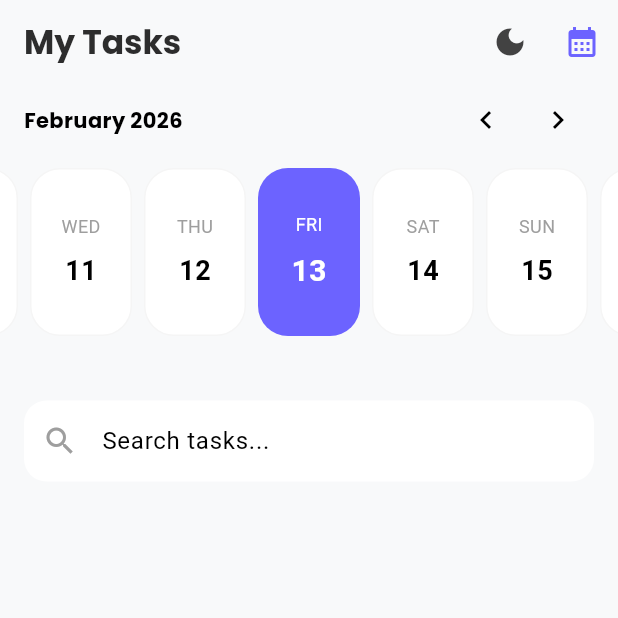
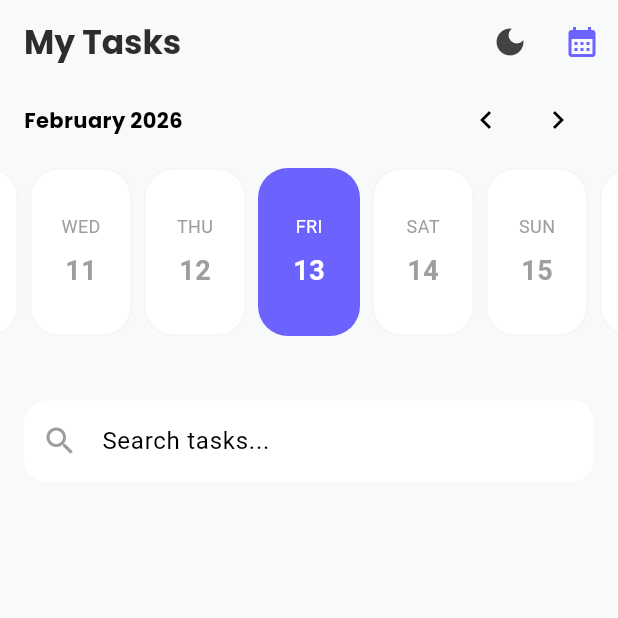
Before and after one commit to Hitarth04/to-do-x, a Flutter app: the screen it shows after launch, on a phone screen of 412 x 824 dp, the top half of it. Run offline on Flutter 3.47's test engine with Material 3 defaults, Android fonts, the phone set to English and light mode, and no system bars; drawn by our look-alikes of easy_date_timeline; our stand-ins replace awesome_notifications, confetti, get, get_storage, google_fonts.

Commit message:
`Added dynamic color for Today's text in EasyDayProps`

```diff
--- a/lib/screens/home/home_screen.dart
+++ b/lib/screens/home/home_screen.dart
@@ -323,8 +323,13 @@ class HomeScreen extends StatelessWidget {
     BuildContext context,
   ) {
     final isDark = Theme.of(context).brightness == Brightness.dark;
+
+    // Define colors for inactive days
     final inactiveBg = Theme.of(context).cardColor;
     final inactiveText = isDark ? Colors.white : Colors.grey;
+    final todayText = isDark
+        ? Colors.white
+        : Colors.black; // Fix for Today's text
 
     return Column(
       children: [
@@ -370,12 +375,45 @@ class HomeScreen extends StatelessWidget {
             showTimelineHeader: false,
             dayProps: EasyDayProps(
               dayStructure: DayStructure.dayStrDayNum,
+
+              // 1. Selected Day (Purple Background)
               activeDayStyle: DayStyle(
                 decoration: BoxDecoration(
                   color: AppColors.primary,
                   borderRadius: BorderRadius.circular(20),
                 ),
+                dayNumStyle: const TextStyle(
+                  color: Colors.white,
+                  fontWeight: FontWeight.bold,
+                  fontSize: 18,
+                ),
+                dayStrStyle: const TextStyle(color: Colors.white, fontSize: 12),
               ),
+
+              // 2. Today (When NOT selected) - THIS WAS THE ISSUE
+              todayStyle: DayStyle(
+                decoration: BoxDecoration(
+                  color: inactiveBg,
+                  borderRadius: BorderRadius.circular(20),
+                  border: Border.all(
+                    color: AppColors.primary.withOpacity(
+                      0.5,
+                    ), // Subtle purple border for Today
+                    width: 2,
+                  ),
+                ),
+                dayNumStyle: TextStyle(
+                  color: todayText, // Dynamic Color
+                  fontWeight: FontWeight.bold,
+                  fontSize: 18,
+                ),
+                dayStrStyle: TextStyle(
+                  color: todayText, // Dynamic Color
+                  fontSize: 12,
+                ),
+              ),
+
+              // 3. Any other inactive day
               inactiveDayStyle: DayStyle(
                 decoration: BoxDecoration(
                   color: inactiveBg,
@@ -385,7 +423,7 @@ class HomeScreen extends StatelessWidget {
                   ),
                 ),
                 dayNumStyle: TextStyle(
-                  color: isDark ? Colors.white : Colors.black,
+                  color: inactiveText,
                   fontWeight: FontWeight.bold,
                   fontSize: 18,
                 ),
```
